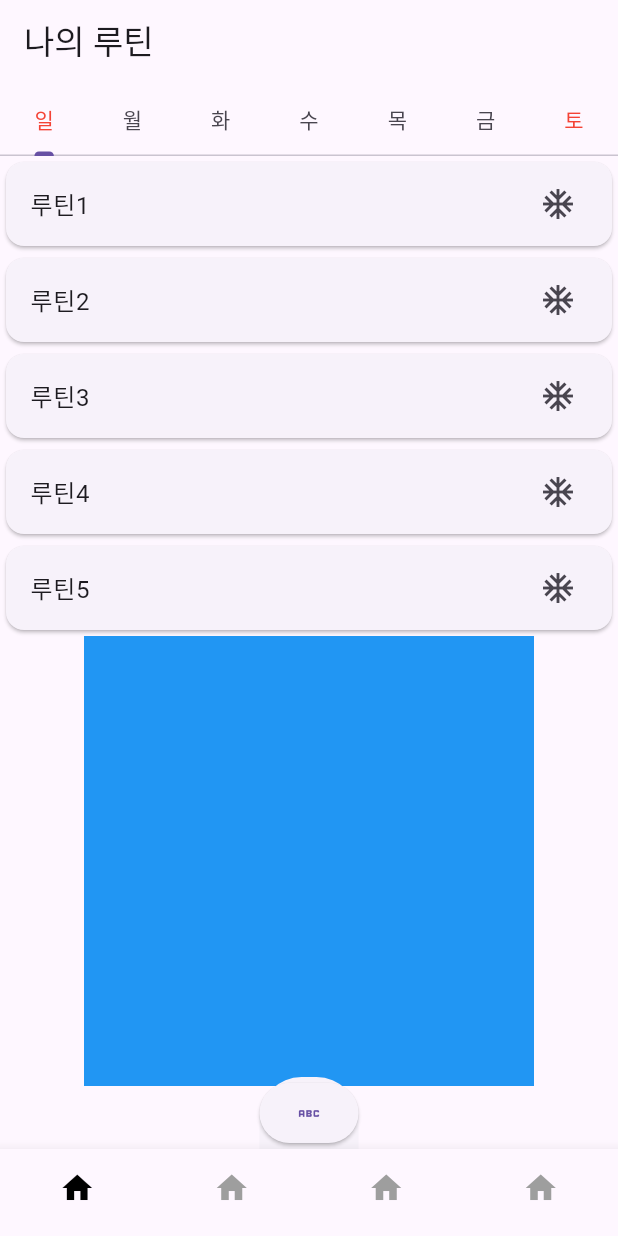
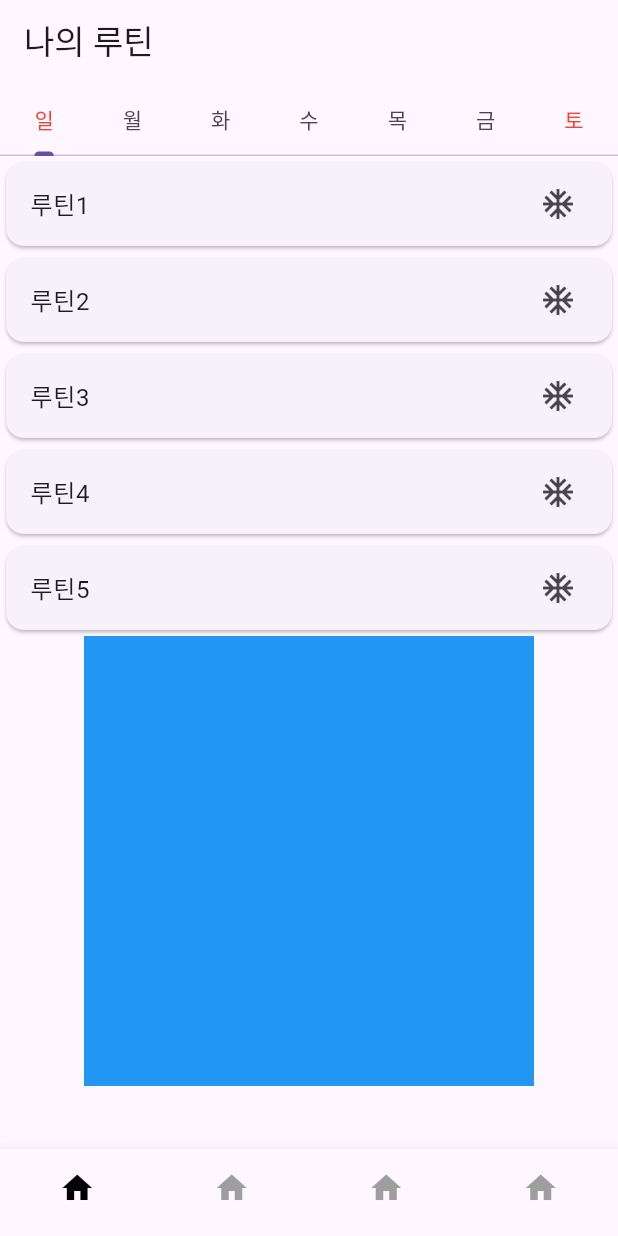
Before and after one commit to formart12/hatin-project, a Flutter app: the screen it shows after launch, on a phone screen of 412 x 824 dp. Run offline on Flutter 3.47's test engine with Material 3 defaults, Android fonts, the phone set to English and light mode, and no system bars.

```diff
--- a/lib/src/home/home_view.dart
+++ b/lib/src/home/home_view.dart
@@ -1,5 +1,4 @@
 import 'package:flutter/material.dart';
-import 'package:hatin/src/ui/plus_routin_view.dart';
 
 class HomeView extends StatefulWidget {
   const HomeView({super.key});
@@ -39,7 +38,6 @@ class _TabBarScreenState extends State<HomeView>
           ],
         ),
       ),
-      bottomSheet: const PlusRoutinView(),
     );
   }
 
--- a/lib/src/ui/plus_routin_view.dart
+++ /dev/null
@@ -1,11 +0,0 @@
-import 'package:flutter/material.dart';
-
-class PlusRoutinView extends StatelessWidget {
-  const PlusRoutinView({super.key});
-
-  @override
-  Widget build(BuildContext context) {
-    return ElevatedButton(
-        onPressed: () {}, child: const Icon(Icons.abc_outlined));
-  }
-}
```
